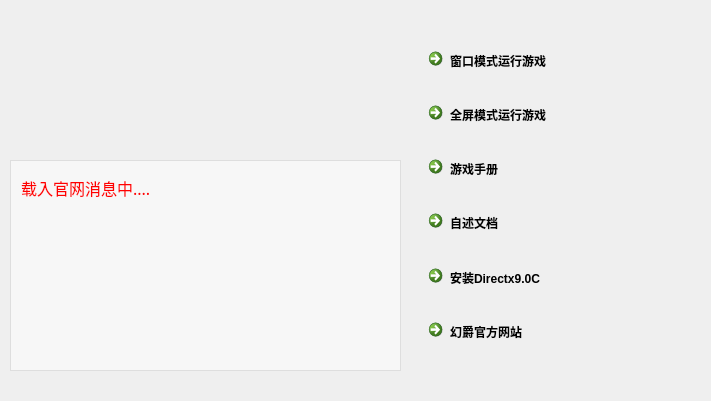
Old version of the form SLGGame/Launcher/launcher.ui in the repository weimingtom/fdux-slg-game.
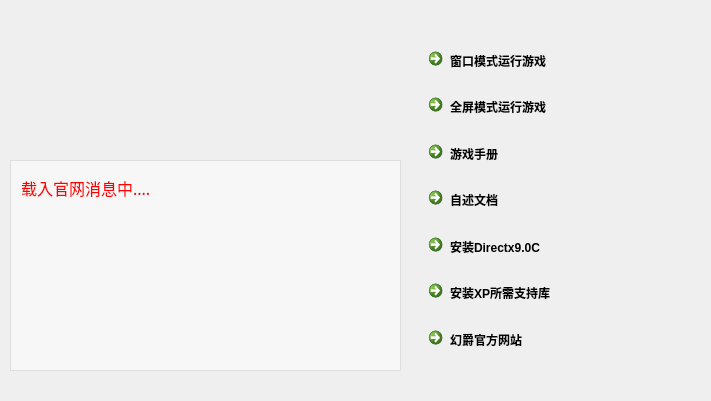
New version of the form. Icons and pictures are not drawn.

Patch:
```diff
--- a/SLGGame/Launcher/launcher.ui
+++ b/SLGGame/Launcher/launcher.ui
@@ -75,7 +75,7 @@
      <rect>
       <x>410</x>
       <y>30</y>
-      <width>181</width>
+      <width>187</width>
       <height>341</height>
      </rect>
     </property>
@@ -150,6 +150,20 @@
        </property>
       </widget>
      </item>
+     <item>
+      <widget class="QCommandLinkButton" name="commandLinkButton_7">
+       <property name="styleSheet">
+        <string notr="true">QCommandLinkButton{
+	font: 75 12pt &quot;微软雅黑&quot;;
+	
+	color: rgb(0, 0, 0);
+}</string>
+       </property>
+       <property name="text">
+        <string>安装XP所需支持库</string>
+       </property>
+      </widget>
+     </item>
      <item>
       <widget class="QCommandLinkButton" name="commandLinkButton_6">
        <property name="styleSheet">
```
